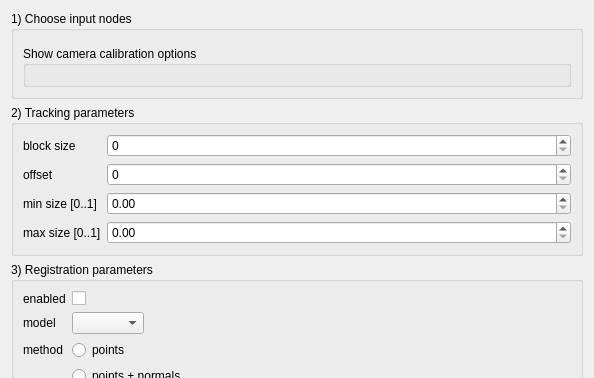
First picture: the form in Code/Gui/MITK/Plugins/uk.ac.ucl.cmic.igitagtracker/src/internal/TagTrackerViewControls.ui, repository NifTK/NifTK, before the edit; both pictures show x 0 to 594 and y 0 to 378 of the 594 by 841 pixel window.
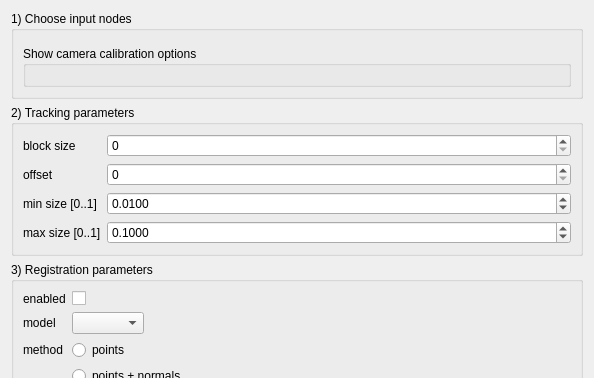
Second picture: the form after the edit. Custom widgets are drawn as their Qt base class.

Commit message: Bug #2666: Tweak to UI spin boxes

```diff
--- a/Code/Gui/MITK/Plugins/uk.ac.ucl.cmic.igitagtracker/src/internal/TagTrackerViewControls.ui
+++ b/Code/Gui/MITK/Plugins/uk.ac.ucl.cmic.igitagtracker/src/internal/TagTrackerViewControls.ui
@@ -83,7 +83,20 @@
            </widget>
           </item>
           <item row="2" column="1">
-           <widget class="QDoubleSpinBox" name="m_MinSizeSpinBox"/>
+           <widget class="QDoubleSpinBox" name="m_MinSizeSpinBox">
+            <property name="decimals">
+             <number>4</number>
+            </property>
+            <property name="maximum">
+             <double>1.000000000000000</double>
+            </property>
+            <property name="singleStep">
+             <double>0.010000000000000</double>
+            </property>
+            <property name="value">
+             <double>0.010000000000000</double>
+            </property>
+           </widget>
           </item>
           <item row="3" column="0">
            <widget class="QLabel" name="m_MaxSizeLabel">
@@ -93,7 +106,20 @@
            </widget>
           </item>
           <item row="3" column="1">
-           <widget class="QDoubleSpinBox" name="m_MaxSizeSpinBox"/>
+           <widget class="QDoubleSpinBox" name="m_MaxSizeSpinBox">
+            <property name="decimals">
+             <number>4</number>
+            </property>
+            <property name="maximum">
+             <double>1.000000000000000</double>
+            </property>
+            <property name="singleStep">
+             <double>0.010000000000000</double>
+            </property>
+            <property name="value">
+             <double>0.100000000000000</double>
+            </property>
+           </widget>
           </item>
          </layout>
         </item>
```
